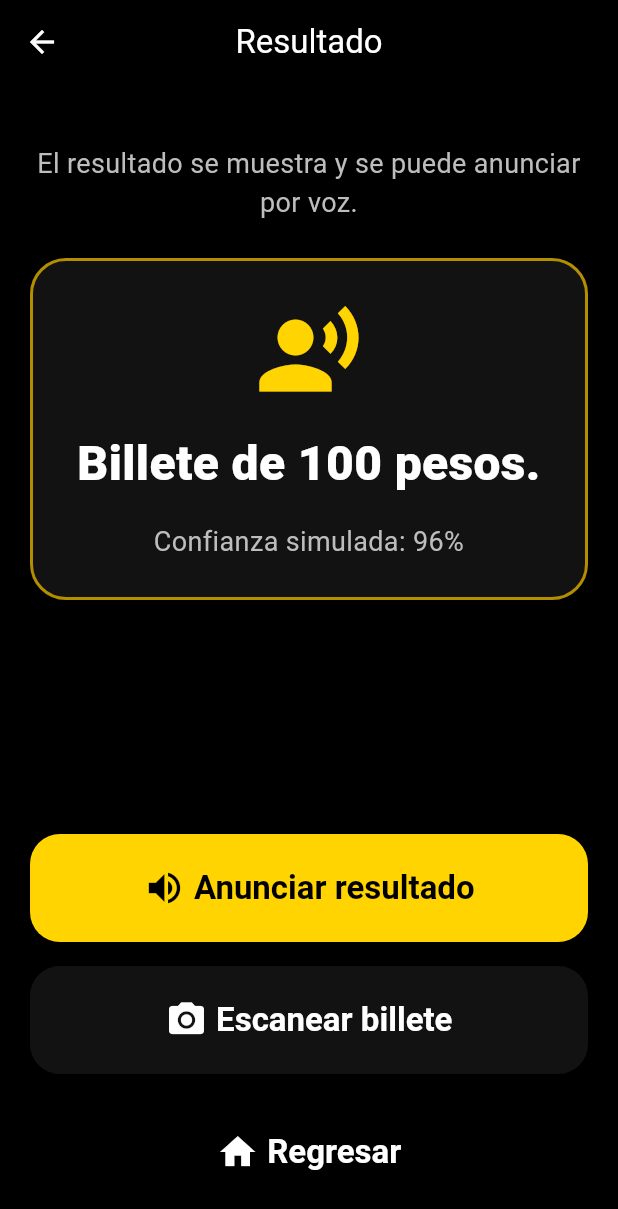
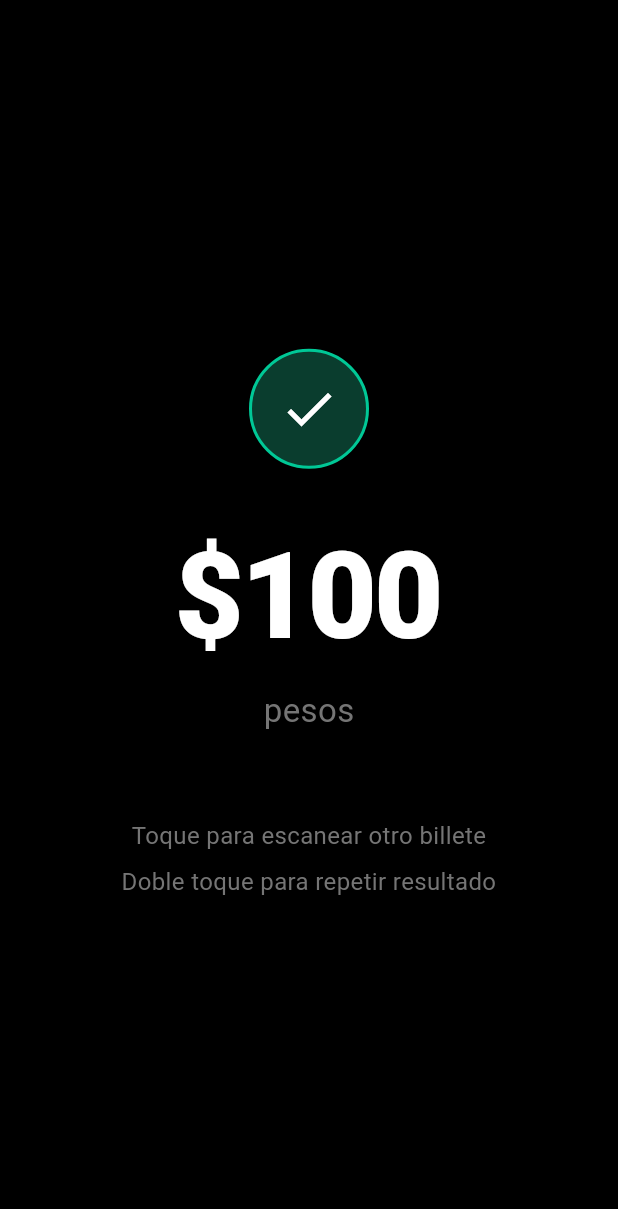
Before and after one commit to albertomonterom/Mexican-Banknote-Recognition, a Flutter app: the ResultScreen screen opened by its route, on a phone screen of 412 x 824 dp. Shown: the top 1209 px of the screen. Run offline on Flutter 3.47's test engine with Material 3 defaults, Android fonts, the phone set to English and light mode, and no system bars.

```diff
--- a/mobile_app/lib/accessibility/accessibility_helper.dart
+++ b/mobile_app/lib/accessibility/accessibility_helper.dart
@@ -1,10 +1,11 @@
-import 'package:flutter/material.dart';
+import 'package:flutter/semantics.dart';
 import 'package:flutter/services.dart';
 
 class AccessibilityHelper {
   const AccessibilityHelper._();
 
   static Future<void> announce(String message) async {
+    // ignore: deprecated_member_use
     await SemanticsService.announce(message, TextDirection.ltr);
   }
 
--- a/mobile_app/lib/constants/app_colors.dart
+++ b/mobile_app/lib/constants/app_colors.dart
@@ -10,7 +10,10 @@ class AppColors {
   static const Color accent = Color(0xFFFFFFFF);
   static const Color onBackground = Color(0xFFFFFFFF);
   static const Color onSurface = Color(0xFFFFFFFF);
-  static const Color subtle = Color(0xFFBDBDBD);
+  static const Color subtle = Color(0xFF757575);
   static const Color success = Color(0xFF2ECC71);
   static const Color error = Color(0xFFFF6B6B);
+
+  static const Color scanning = Color(0xFF00C896);
+  static const Color scanningBg = Color(0xFF0A3D2E);
 }
--- a/mobile_app/lib/constants/app_strings.dart
+++ b/mobile_app/lib/constants/app_strings.dart
@@ -1,23 +1,31 @@
 class AppStrings {
   const AppStrings._();
 
-  static const String appName = 'Mexican Banknote Recognition';
+  static const String appName = 'Habla Billete';
   static const String appSubtitle = 'Reconocimiento accesible de billetes mexicanos';
-  static const String homeTitle = 'Inicio';
-  static const String homeDescription = 'Reconoce billetes y escucha el resultado.';
+
+  // Home
+  static const String homeTapHint = 'Toque la pantalla para escanear un billete';
+  static const String homeSemantic = 'Toque para escanear un billete';
+
+  // Camera / Scanning
+  static const String scanningAreaHint = 'Toda esta área es la cámara activa';
+  static const String scanningLabel = 'Escaneando...';
+  static const String scanningInstruction = 'Coloque el billete frente a la cámara';
+
+  // Result
+  static const String pesos = 'pesos';
+  static const String resultTapHint = 'Toque para escanear otro billete';
+  static const String resultDoubleTapHint = 'Doble toque para repetir resultado';
+
+  // Help
+  static const String helpTitle = 'Ayuda';
+  static const String helpDescription = 'Usa un toque para escanear y escucha el resultado por voz.';
+
+  // Misc
+  static const String loadingMessage = 'Reconociendo billete...';
+  static const String unsupportedMessage = 'Reconocimiento no disponible en este momento.';
+  static const String backButton = 'Regresar';
   static const String scanButton = 'Escanear billete';
   static const String helpButton = 'Ayuda';
-  static const String backButton = 'Regresar';
-  static const String resultTitle = 'Resultado';
-  static const String resultHint = 'El resultado se muestra y se puede anunciar por voz.';
-  static const String cameraTitle = 'Cámara';
-  static const String cameraDescription = 'Simula la captura de un billete para probar el flujo.';
-  static const String captureButton = 'Simular captura';
-  static const String speakingButton = 'Anunciar resultado';
-  static const String helpTitle = 'Ayuda';
-  static const String helpDescription = 'Usa un botón grande por pantalla y sigue las indicaciones de voz.';
-  static const String fakeResult = 'Billete de 100 pesos.';
-  static const String fakeConfidence = 'Confianza simulada';
-  static const String loadingMessage = 'Reconociendo billete...';
-  static const String unsupportedMessage = 'Reconocimiento no disponible en este momento.';
 }
--- a/mobile_app/lib/main.dart
+++ b/mobile_app/lib/main.dart
@@ -1,7 +1,6 @@
 import 'package:flutter/material.dart';
 import 'package:provider/provider.dart';
 import 'package:mexican_banknote_recognition/constants/app_colors.dart';
-import 'package:mexican_banknote_recognition/constants/app_strings.dart';
 import 'package:mexican_banknote_recognition/models/banknote_prediction.dart';
 import 'package:mexican_banknote_recognition/providers/banknote_provider.dart';
 import 'package:mexican_banknote_recognition/screens/camera_screen.dart';
@@ -23,7 +22,7 @@ class MexicanBanknoteRecognitionApp extends StatelessWidget {
       create: (_) => BanknoteProvider(),
       child: MaterialApp(
         debugShowCheckedModeBanner: false,
-        title: AppStrings.appName,
+        title: 'Habla Billete',
         theme: ThemeData(
           brightness: Brightness.dark,
           scaffoldBackgroundColor: AppColors.background,
--- a/mobile_app/lib/providers/banknote_provider.dart
+++ b/mobile_app/lib/providers/banknote_provider.dart
@@ -42,6 +42,12 @@ class BanknoteProvider extends ChangeNotifier {
     return prediction;
   }
 
+  Future<void> repeatAnnouncement() async {
+    if (_lastPrediction != null) {
+      await _speechService.speak(_lastPrediction!.spokenLabel);
+    }
+  }
+
   void clearStatus() {
     _statusMessage = null;
     notifyListeners();
--- a/mobile_app/lib/screens/result_screen.dart
+++ b/mobile_app/lib/screens/result_screen.dart
@@ -1,9 +1,10 @@
 import 'package:flutter/material.dart';
+import 'package:provider/provider.dart';
 import 'package:mexican_banknote_recognition/constants/app_colors.dart';
 import 'package:mexican_banknote_recognition/constants/app_strings.dart';
 import 'package:mexican_banknote_recognition/models/banknote_prediction.dart';
+import 'package:mexican_banknote_recognition/providers/banknote_provider.dart';
 import 'package:mexican_banknote_recognition/utils/app_routes.dart';
-import 'package:mexican_banknote_recognition/widgets/accessible_button.dart';
 
 class ResultScreen extends StatelessWidget {
   const ResultScreen({super.key, required this.prediction});
@@ -14,83 +15,80 @@ class ResultScreen extends StatelessWidget {
   Widget build(BuildContext context) {
     return Scaffold(
       backgroundColor: AppColors.background,
-      appBar: AppBar(
-        backgroundColor: AppColors.background,
-        foregroundColor: AppColors.onBackground,
-        title: const Text(AppStrings.resultTitle),
-        centerTitle: true,
-      ),
       body: SafeArea(
-        child: Padding(
-          padding: const EdgeInsets.all(20),
-          child: Column(
-            crossAxisAlignment: CrossAxisAlignment.stretch,
-            children: <Widget>[
-              const SizedBox(height: 20),
-              const Text(
-                AppStrings.resultHint,
-                textAlign: TextAlign.center,
-                style: TextStyle(color: AppColors.subtle, fontSize: 18),
-              ),
-              const SizedBox(height: 24),
-              Container(
-                padding: const EdgeInsets.all(24),
-                decoration: BoxDecoration(
-                  color: AppColors.surface,
-                  borderRadius: BorderRadius.circular(24),
-                  border: Border.all(color: AppColors.primaryDark, width: 2),
-                ),
-                child: Column(
-                  children: <Widget>[
-                    const Icon(Icons.record_voice_over, color: AppColors.primary, size: 72),
-                    const SizedBox(height: 16),
-                    Text(
-                      prediction.spokenLabel,
-                      textAlign: TextAlign.center,
-                      style: const TextStyle(
-                        color: AppColors.onSurface,
-                        fontSize: 32,
-                        fontWeight: FontWeight.w800,
+        child: Semantics(
+          label: '\$${prediction.denomination} pesos. '
+              '${AppStrings.resultTapHint}. '
+              '${AppStrings.resultDoubleTapHint}.',
+          child: GestureDetector(
+            behavior: HitTestBehavior.opaque,
+            onTap: () =>
+                Navigator.of(context).pushReplacementNamed(AppRoutes.camera),
+            onDoubleTap: () =>
+                context.read<BanknoteProvider>().repeatAnnouncement(),
+            child: SizedBox.expand(
+              child: Column(
+                mainAxisAlignment: MainAxisAlignment.center,
+                children: <Widget>[
+                  const SizedBox(height: 8),
+                  Container(
+                    width: 80,
+                    height: 80,
+                    decoration: BoxDecoration(
+                      color: AppColors.scanningBg,
+                      shape: BoxShape.circle,
+                      border: Border.all(color: AppColors.scanning, width: 2),
+                    ),
+                    child: const Icon(
+                      Icons.check,
+                      color: Colors.white,
+                      size: 40,
+                    ),
+                  ),
+                  const SizedBox(height: 28),
+                  FittedBox(
+                    child: Padding(
+                      padding: const EdgeInsets.symmetric(horizontal: 32),
+                      child: Text(
+                        '\$${prediction.denomination}',
+                        style: const TextStyle(
+                          color: AppColors.onBackground,
+                          fontSize: 80,
+                          fontWeight: FontWeight.w800,
+                          letterSpacing: -2,
+                        ),
                       ),
                     ),
-                    const SizedBox(height: 16),
-                    Text(
-                      '${AppStrings.fakeConfidence}: ${prediction.confidenceAsPercent}',
-                      textAlign: TextAlign.center,
-                      style: const TextStyle(color: AppColors.subtle, fontSize: 18),
+                  ),
+                  const SizedBox(height: 4),
+                  const Text(
+                    AppStrings.pesos,
+                    style: TextStyle(
+                      color: AppColors.subtle,
+                      fontSize: 22,
                     ),
-                  ],
-                ),
+                  ),
+                  const SizedBox(height: 56),
+                  const Text(
+                    AppStrings.resultTapHint,
+                    textAlign: TextAlign.center,
+                    style: TextStyle(
+                      color: AppColors.subtle,
+                      fontSize: 16,
+                    ),
+                  ),
+                  const SizedBox(height: 8),
+                  const Text(
+                    AppStrings.resultDoubleTapHint,
+                    textAlign: TextAlign.center,
+                    style: TextStyle(
+                      color: AppColors.subtle,
+                      fontSize: 16,
+                    ),
+                  ),
+                ],
               ),
-              const Spacer(),
-              AccessibleButton(
-                label: AppStrings.speakingButton,
-                icon: Icons.volume_up,
-                semanticLabel: 'Reproducir el resultado por voz',
-                onPressed: () {},
-              ),
-              const SizedBox(height: 16),
-              AccessibleButton(
-                label: AppStrings.scanButton,
-                icon: Icons.camera_alt,
-                backgroundColor: AppColors.surface,
-                foregroundColor: AppColors.onSurface,
-                semanticLabel: 'Escanear otro billete',
-                onPressed: () => Navigator.of(context).pushReplacementNamed(AppRoutes.camera),
-              ),
-              const SizedBox(height: 16),
-              AccessibleButton(
-                label: AppStrings.backButton,
-                icon: Icons.home,
-                backgroundColor: AppColors.background,
-                foregroundColor: AppColors.onBackground,
-                semanticLabel: 'Volver al inicio',
-                onPressed: () => Navigator.of(context).pushNamedAndRemoveUntil(
-                  AppRoutes.home,
-                  (Route<dynamic> route) => false,
-                ),
-              ),
-            ],
+            ),
           ),
         ),
       ),
```
Also changed, not shown: mobile_app/lib/screens/camera_screen.dart (+141 -61 lines), mobile_app/lib/screens/home_screen.dart (+18 -33 lines), mobile_app/pubspec.lock (added), 125 other files.
